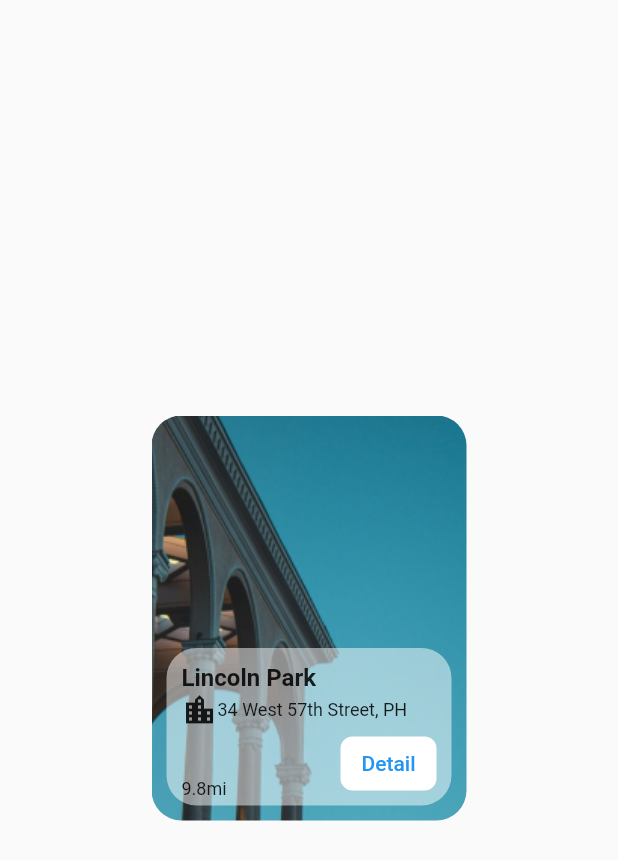
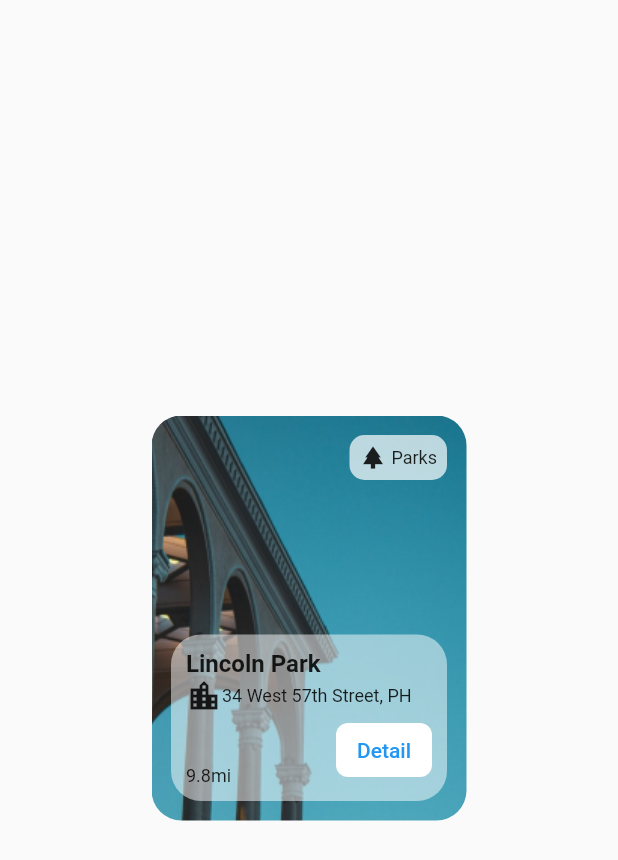
Before and after one commit to thurakhant/flutter_widget, a Flutter app: the PlaceInfo screen opened directly, on a phone screen of 412 x 824 dp. Shown: the top 860 px of the screen. Run offline on Flutter 3.47's test engine with Material 2 defaults, Android fonts, the phone set to English and light mode, and no system bars; our stand-ins replace google_fonts.

Commit message:
add other properties placeinfo widget

```diff
--- a/lib/AppUiWidget/place_info.dart
+++ b/lib/AppUiWidget/place_info.dart
@@ -8,6 +8,7 @@ class PlaceInfo extends StatelessWidget {
     return Scaffold(
       body: Center(
         child: Container(
+          padding: EdgeInsets.all(13),
           width: 210,
           height: 270,
           decoration: BoxDecoration(
@@ -17,13 +18,40 @@ class PlaceInfo extends StatelessWidget {
               fit: BoxFit.fill,
             ),
           ),
-          child: Align(
+          child: Column(
+            crossAxisAlignment: CrossAxisAlignment.end,
+            mainAxisAlignment: MainAxisAlignment.spaceBetween,
+            children: [
+              Container(
+                padding: EdgeInsets.all(5),
+                width: 65,
+                height: 30,
+                decoration: BoxDecoration(
+                  borderRadius: BorderRadius.circular(10),
+                  color: Colors.white.withOpacity(0.7),
+                ),
+                child: Row(
+                  mainAxisAlignment: MainAxisAlignment.spaceAround,
+                  children: [
+                    Icon(
+                      Icons.park,
+                      size: 18,
+                    ),
+                    Text(
+                      'Parks',
+                      style: TextStyle(
+                        fontSize: 12,
+                      ),
+                    ),
+                  ],
+                ),
+              ),
+              Align(
                 alignment: Alignment.bottomCenter,
                 child: Container(
-              margin: EdgeInsets.only(bottom: 10),
                   padding: EdgeInsets.all(10),
                   width: 190,
-              height: 105,
+                  height: 111,
                   decoration: BoxDecoration(
                     color: Colors.white.withOpacity(0.5),
                     borderRadius: BorderRadius.circular(20),
@@ -60,10 +88,11 @@ class PlaceInfo extends StatelessWidget {
                               fontSize: 12,
                             ),
                           ),
-                      TextButton(
+                          Container(
+                            child: TextButton(
                               style: ButtonStyle(
-                          shape:
-                              MaterialStateProperty.all<RoundedRectangleBorder>(
+                                shape: MaterialStateProperty.all<
+                                    RoundedRectangleBorder>(
                                   RoundedRectangleBorder(
                                     borderRadius: BorderRadius.circular(8),
                                   ),
@@ -73,6 +102,7 @@ class PlaceInfo extends StatelessWidget {
                               ),
                               onPressed: () {},
                               child: Text('Detail'),
+                            ),
                           )
                         ],
                       )
@@ -80,6 +110,8 @@ class PlaceInfo extends StatelessWidget {
                   ),
                 ),
               ),
+            ],
+          ),
         ),
       ),
     );
--- a/lib/AppUiWidget/service.dart
+++ b/lib/AppUiWidget/service.dart
@@ -1,5 +1,3 @@
-import 'dart:ui';
-
 import 'package:flutter/material.dart';
 
 class Service extends StatelessWidget {
--- a/lib/main.dart
+++ b/lib/main.dart
@@ -1,9 +1,11 @@
 import 'package:flutter/material.dart';
+import 'package:widget/AppUiWidget/detail_locale.dart';
 import 'package:widget/AppUiWidget/hotel.dart';
 import 'package:widget/AppUiWidget/hotel_locate.dart';
 import 'package:widget/AppUiWidget/location.dart';
 import 'package:widget/AppUiWidget/place_info.dart';
 import 'package:widget/AppUiWidget/place_name.dart';
+import 'package:widget/AppUiWidget/profile.dart';
 import 'package:widget/AppUiWidget/scan.dart';
 import 'package:widget/AppUiWidget/service.dart';
 import 'package:widget/day.dart';
@@ -21,7 +23,7 @@ class MyApp extends StatelessWidget {
   @override
   Widget build(BuildContext context) {
     return MaterialApp(
-      home: Service(),
+      home: PlaceInfo(),
     );
   }
 }
```
Also changed, not shown: lib/AppUiWidget/detail_locale.dart (added, +144 -0 lines), lib/AppUiWidget/profile.dart (added, +22 -0 lines), images/profile.png (added). Lines whose indentation alone changed are shown as unchanged.
